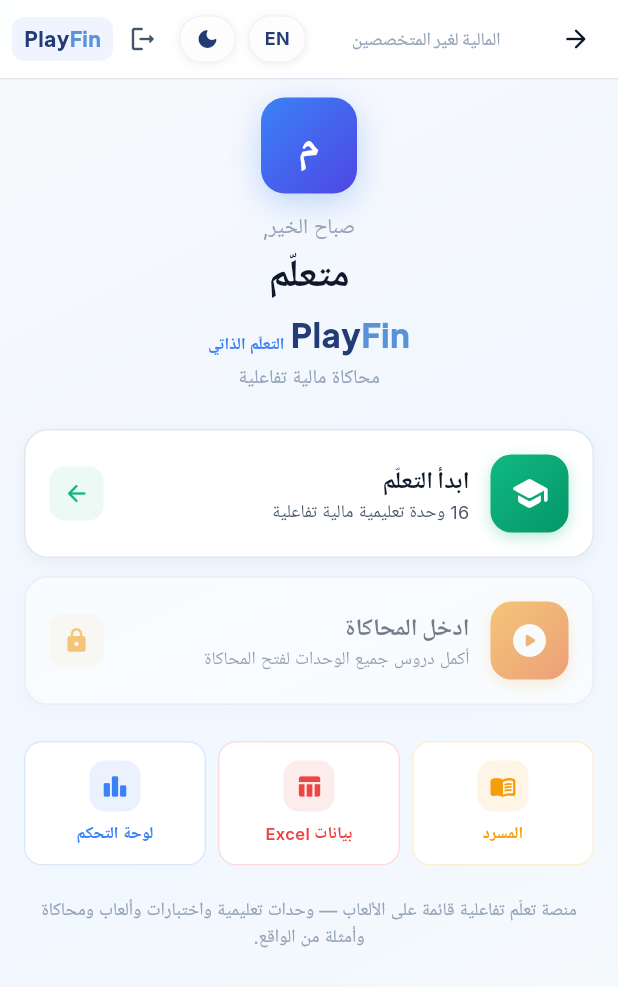
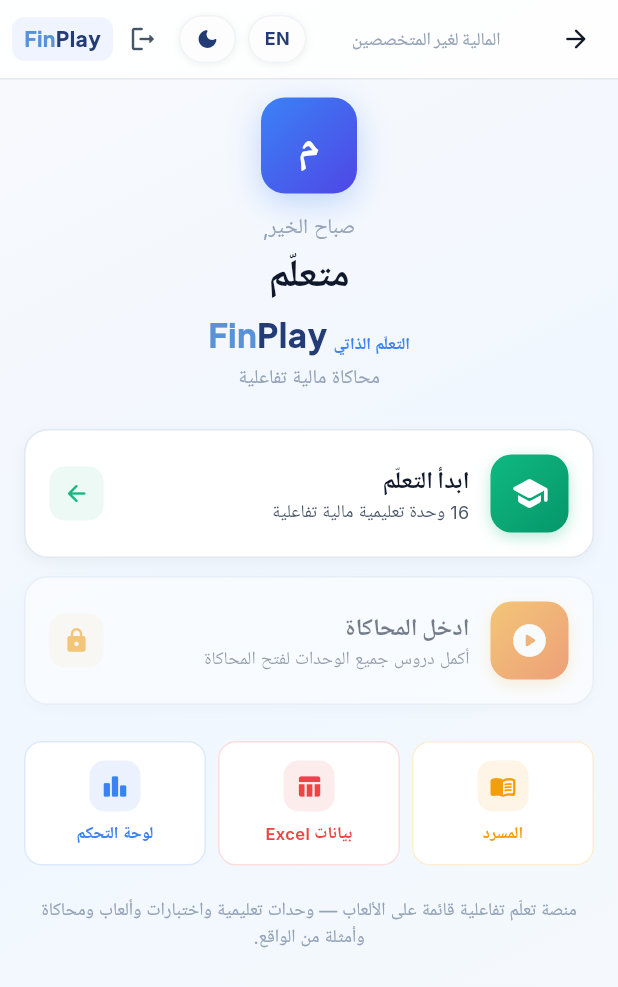
Before and after one commit to AimanSadeq/FinPlay, a Flutter app: the SelfPacedProgressScreen screen opened by its route, after a tap on "العربية", on a phone screen of 412 x 824 dp. Shown: the top 987 px of the screen. Run offline on Flutter 3.47's test engine with Material 3 defaults, Android fonts, the phone set to English and light mode, and no system bars; drawn by our look-alikes of flutter_animate; our stand-ins replace dio, fl_chart, flutter_native_splash, flutter_riverpod, go_router, google_fonts and 6 more; accounts and stored records are empty; network calls fail.

Commit message:
Keep the FinPlay wordmark in Latin order under the Arabic locale
The wordmark is two Text widgets, 'Fin' and 'Play', in a Row; under the
RTL locale the Row mirrors its children and the brand reads "PlayFin" on
the mode selector, /home, the progress screen and the splash. Each of those
Rows now sits in a Directionality(ltr), so the Latin wordmark keeps its
order while the rest of the layout stays mirrored. The hub header already
draws the wordmark as spans of one Text and was left as is.

Co-Authored-By: Claude Fable 5.1 <noreply@anthropic.com>
Claude-Session: https://claude.ai/code/session_01AChRojF36a1mh1xbXCFnwt

```diff
--- a/lib/features/auth/screens/self_paced_progress_screen.dart
+++ b/lib/features/auth/screens/self_paced_progress_screen.dart
@@ -283,6 +283,8 @@ class _SelfPacedProgressScreenState
               color: isDark ? AppColors.darkCard : const Color(0xFFF0F4FF),
               borderRadius: BorderRadius.circular(8),
             ),
+            child: Directionality(
+              textDirection: TextDirection.ltr,
               child: Row(
                 mainAxisSize: MainAxisSize.min,
                 children: [
@@ -303,6 +305,7 @@ class _SelfPacedProgressScreenState
                     ),
                   ),
                 ],
+              ),
             ),
           ),
         ],
@@ -384,7 +387,11 @@ class _SelfPacedProgressScreenState
         const SizedBox(height: 4),
 
         // FinPlay subtitle
-        Row(
+        // The wordmark is Latin: keep 'Fin' before 'Play' under an RTL locale, where a
+        // Row would otherwise mirror its children and read "PlayFin".
+        Directionality(
+          textDirection: TextDirection.ltr,
+          child: Row(
             mainAxisSize: MainAxisSize.min,
             crossAxisAlignment: CrossAxisAlignment.end,
             children: [
@@ -417,6 +424,7 @@ class _SelfPacedProgressScreenState
                 ),
               ),
             ],
+          ),
         ).animate().fadeIn(delay: 200.ms, duration: 400.ms),
 
         const SizedBox(height: 2),
--- a/lib/features/onboarding/screens/mode_selector_screen.dart
+++ b/lib/features/onboarding/screens/mode_selector_screen.dart
@@ -591,7 +591,11 @@ class _HeroSection extends StatelessWidget {
     return Column(
       children: [
         // FinPlay Logo
-        Row(
+        // The wordmark is Latin: keep 'Fin' before 'Play' under an RTL locale, where a
+        // Row would otherwise mirror its children and read "PlayFin".
+        Directionality(
+          textDirection: TextDirection.ltr,
+          child: Row(
             mainAxisSize: MainAxisSize.min,
             crossAxisAlignment: CrossAxisAlignment.baseline,
             textBaseline: TextBaseline.alphabetic,
@@ -611,6 +615,7 @@ class _HeroSection extends StatelessWidget {
                 )),
               ),
             ],
+          ),
         ),
 
         SizedBox(height: isSmall ? 8 : 14),
--- a/lib/features/onboarding/screens/splash_screen.dart
+++ b/lib/features/onboarding/screens/splash_screen.dart
@@ -504,7 +504,9 @@ class _FinPlayTitle extends StatelessWidget {
 
   @override
   Widget build(BuildContext context) {
-    return Row(
+    return Directionality(
+      textDirection: TextDirection.ltr,
+      child: Row(
         mainAxisSize: MainAxisSize.min,
         crossAxisAlignment: CrossAxisAlignment.baseline,
         textBaseline: TextBaseline.alphabetic,
@@ -542,6 +544,7 @@ class _FinPlayTitle extends StatelessWidget {
             ),
           ),
         ],
+      ),
     );
   }
 }
```
Also changed, not shown: lib/features/onboarding/screens/home_screen.dart (+9 -1 lines). Lines whose indentation alone changed are shown as unchanged.
